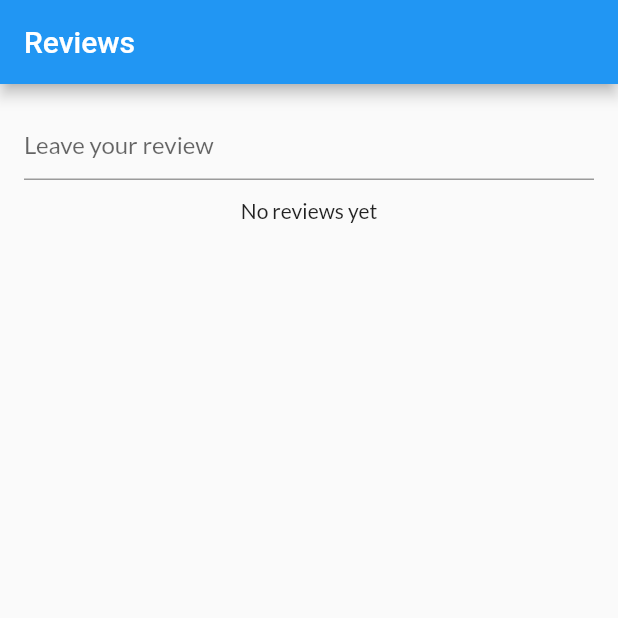
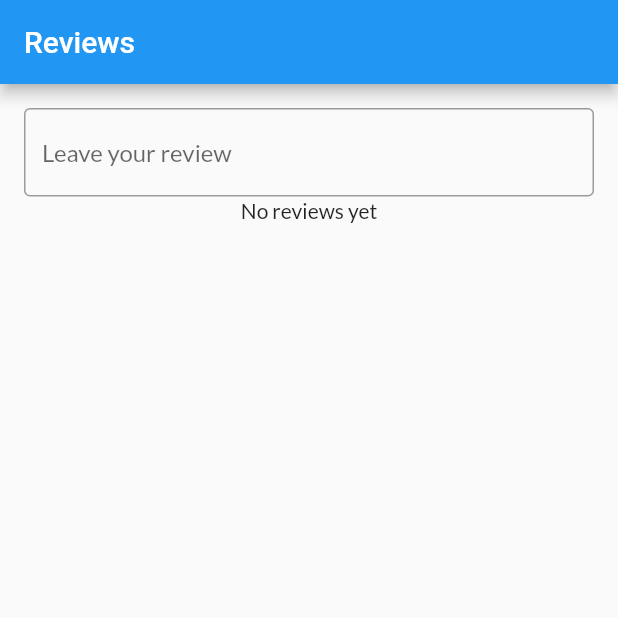
Before and after one commit to viniciusbenite/meal_finder_flutter_final, a Flutter app: the ReviewScreen screen opened directly with empty values, on a phone screen of 412 x 824 dp, the top half of it. Run offline on Flutter 3.47's test engine with Material 2 defaults, Android fonts, the phone set to English and light mode, and no system bars; our stand-ins replace avatar_glow, camera, cloud_firestore, firebase_auth, firebase_storage, gallery_saver and 6 more; missing offline and left inert: esys_flutter_share; accounts and stored records are empty; generated files the repository leaves out were written again.

```diff
--- a/lib/screens/reviewScreen.dart
+++ b/lib/screens/reviewScreen.dart
@@ -96,6 +96,7 @@ class _ReviewScreenState extends State<ReviewScreen> {
       child: TextFormField(
         decoration: InputDecoration(
           hintText: 'Leave your review',
+          border: OutlineInputBorder(),
         ),
         onFieldSubmitted: (text) async {
           final _firestoreReview = Firestore.instance
```
